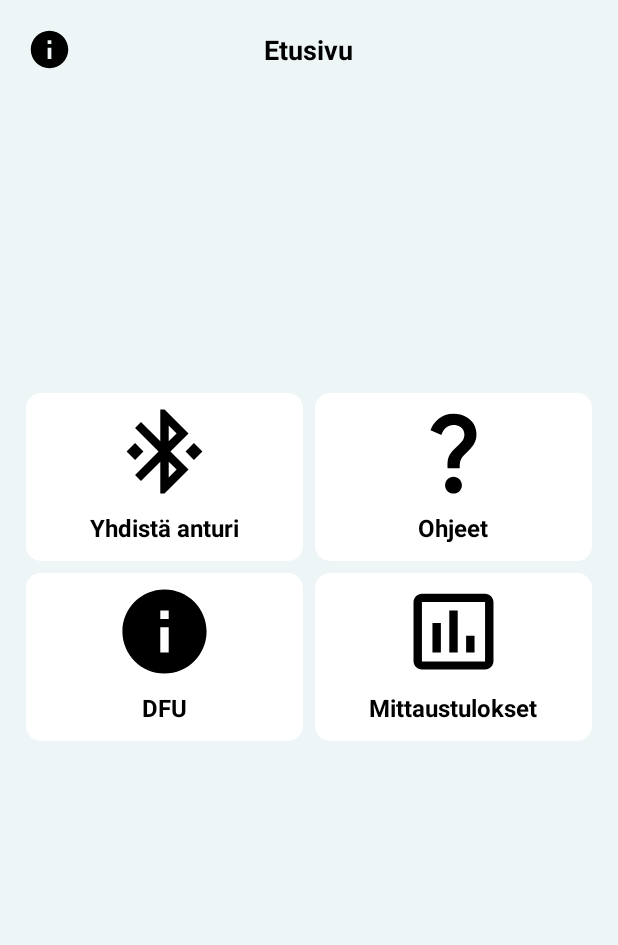
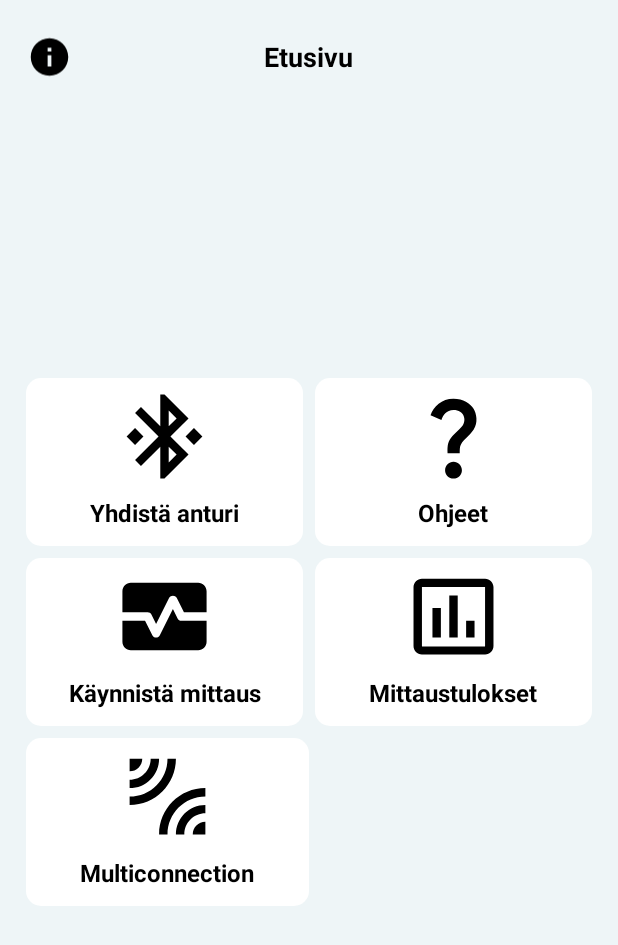
Before and after one commit to mikaelgus/scedited, an Android app: the layout activity_main_view.xml on its own in the app's theme, with its tools: preview values and no code run, on a phone screen of 412 x 824 dp. Shown: the top 945 px of the screen. Run offline under Robolectric (Android 15) with nearby library versions, the phone set to English and light mode, and no system bars.

Commit message:
Mittaustulokset- ja Yhdistä-anturi sivujen muokkaus, Käynnistä mittaus- ja Multiconnect-nappien lisäys. TODO: Mittaustulosten listan tiedostonimet + käynnistä mittaus

```diff
--- a/src/main/java/com/movesense/showcaseapp/section_07_instructions/InstructionsActivity.java
+++ b/src/main/java/com/movesense/showcaseapp/section_07_instructions/InstructionsActivity.java
@@ -18,9 +18,9 @@ import butterknife.OnClick;
 
 public class InstructionsActivity extends AppCompatActivity {
 
-    @BindView(R.id.instructions_back_button) ImageView Instructions;
+    @BindView(R.id.instructions_back_button) ImageView instructions;
 
-    @BindView(R.id.instructions_info_button) RelativeLayout Info;
+    @BindView(R.id.instructions_info_button) RelativeLayout info;
 
     @Override
     protected void onCreate(Bundle savedInstanceState) {
--- /dev/null
+++ b/src/main/res/drawable/baseline_leak_add_24.xml
@@ -0,0 +1,5 @@
+<vector android:height="24dp" android:tint="#000000"
+    android:viewportHeight="24" android:viewportWidth="24"
+    android:width="24dp" xmlns:android="http://schemas.android.com/apk/res/android">
+    <path android:fillColor="@android:color/white" android:pathData="M6,3L3,3v3c1.66,0 3,-1.34 3,-3zM14,3h-2c0,4.97 -4.03,9 -9,9v2c6.08,0 11,-4.93 11,-11zM10,3L8,3c0,2.76 -2.24,5 -5,5v2c3.87,0 7,-3.13 7,-7zM10,21h2c0,-4.97 4.03,-9 9,-9v-2c-6.07,0 -11,4.93 -11,11zM18,21h3v-3c-1.66,0 -3,1.34 -3,3zM14,21h2c0,-2.76 2.24,-5 5,-5v-2c-3.87,0 -7,3.13 -7,7z"/>
+</vector>
--- /dev/null
+++ b/src/main/res/drawable/baseline_monitor_heart_24.xml
@@ -0,0 +1,6 @@
+<vector android:height="24dp" android:tint="#000000"
+    android:viewportHeight="24" android:viewportWidth="24"
+    android:width="24dp" xmlns:android="http://schemas.android.com/apk/res/android">
+    <path android:fillColor="@android:color/white" android:pathData="M15.11,12.45L14,10.24l-3.11,6.21C10.73,16.79 10.38,17 10,17s-0.73,-0.21 -0.89,-0.55L7.38,13H2v5c0,1.1 0.9,2 2,2h16c1.1,0 2,-0.9 2,-2v-5h-6C15.62,13 15.27,12.79 15.11,12.45z"/>
+    <path android:fillColor="@android:color/white" android:pathData="M20,4H4C2.9,4 2,4.9 2,6v5h6c0.38,0 0.73,0.21 0.89,0.55L10,13.76l3.11,-6.21c0.34,-0.68 1.45,-0.68 1.79,0L16.62,11H22V6C22,4.9 21.1,4 20,4z"/>
+</vector>
--- a/src/main/res/layout/activity_main_view.xml
+++ b/src/main/res/layout/activity_main_view.xml
@@ -16,7 +16,7 @@
         <ImageView
             android:id="@+id/mainView_info_button"
             android:layout_width="50dp"
-            android:layout_height="50dp"
+            android:layout_height="60dp"
             android:padding="10dp"
             android:src="@drawable/baseline_info_24"
             android:contentDescription="@string/info"/>
@@ -38,7 +38,7 @@
         android:layout_height="match_parent"
         android:layout_marginRight="5dp"
         android:layout_marginLeft="5dp"
-        android:paddingTop="200dp">
+        android:paddingTop="180dp">
 
         <LinearLayout
             android:layout_width="match_parent"
@@ -131,9 +131,9 @@
                 android:orientation="horizontal"
                 android:weightSum="2">
 
-                <!--Käynnistä mittaus-nappi-->
+                <!--TODO Käynnistä mittaus-nappi???-->
                 <RelativeLayout
-                    android:id="@+id/mainView_dfu_Ll"
+                    android:id="@+id/mainView_start_measurement"
                     android:layout_width="0dp"
                     android:layout_height="match_parent"
                     android:layout_margin="4dp"
@@ -145,14 +145,14 @@
                     <ImageView
                         android:layout_width="match_parent"
                         android:layout_height="match_parent"
-                        android:layout_above="@id/mainView_dfu_text"
+                        android:layout_above="@id/mainView_start_measurement_text"
                         android:layout_alignParentStart="true"
                         android:layout_alignParentTop="true"
                         android:scaleType="fitCenter"
-                        android:src="@drawable/baseline_info_24" />
+                        android:src="@drawable/baseline_monitor_heart_24" />
 
                     <TextView
-                        android:id="@+id/mainView_dfu_text"
+                        android:id="@+id/mainView_start_measurement_text"
                         android:layout_width="wrap_content"
                         android:layout_height="wrap_content"
                         android:layout_alignParentLeft="true"
@@ -160,7 +160,7 @@
                         android:layout_alignParentBottom="true"
                         android:gravity="center"
                         android:padding="6dp"
-                        android:text="DFU"
+                        android:text="Käynnistä mittaus"
                         android:textColor="@android:color/black"
                         android:textSize="16sp"
                         android:textStyle="bold" />
@@ -201,6 +201,63 @@
 
                 </RelativeLayout>
             </LinearLayout>
+
+            <!--3-->
+            <LinearLayout
+                android:layout_width="match_parent"
+                android:layout_height="@dimen/mainView_card_height"
+                android:orientation="horizontal"
+                android:weightSum="2">
+
+                <!--Multiconnect-nappi-->
+                <RelativeLayout
+                    android:id="@+id/mainView_multiConnection_Ll"
+                    android:layout_width="0dp"
+                    android:layout_height="match_parent"
+                    android:layout_margin="4dp"
+                    android:layout_weight="1"
+                    android:background="@drawable/white_rounded_background"
+                    android:gravity="center"
+                    android:padding="5dp">
+
+                    <ImageView
+                        android:layout_width="match_parent"
+                        android:layout_height="match_parent"
+                        android:layout_above="@id/mainView_multiConnection_text"
+                        android:layout_alignParentStart="true"
+                        android:layout_alignParentTop="true"
+                        android:scaleType="fitCenter"
+                        android:src="@drawable/baseline_leak_add_24" />
+
+                    <TextView
+                        android:id="@+id/mainView_multiConnection_text"
+                        android:layout_width="wrap_content"
+                        android:layout_height="wrap_content"
+                        android:layout_alignParentLeft="true"
+                        android:layout_alignParentRight="true"
+                        android:layout_alignParentBottom="true"
+                        android:gravity="center"
+                        android:padding="6dp"
+                        android:text="Multiconnection"
+                        android:textColor="@android:color/black"
+                        android:textSize="16sp"
+                        android:textStyle="bold" />
+
+                </RelativeLayout>
+
+                <!--Näkymätön-nappi-->
+                <RelativeLayout
+                    android:layout_width="0dp"
+                    android:layout_height="match_parent"
+                    android:layout_margin="4dp"
+                    android:layout_weight="1"
+                    android:background="@drawable/white_rounded_background"
+                    android:gravity="center"
+                    android:padding="5dp"
+                    android:visibility="gone">
+                </RelativeLayout>
+
+            </LinearLayout>
         </LinearLayout>
     </LinearLayout>
 
--- a/src/main/res/values/styles.xml
+++ b/src/main/res/values/styles.xml
@@ -1,7 +1,7 @@
 <resources>
 
     <!-- Base application theme. -->
-    <style name="AppTheme" parent="Theme.AppCompat.Light.DarkActionBar">
+    <style name="AppTheme" parent="Theme.AppCompat.Light.NoActionBar">
         <item name="colorPrimary">@color/colorPrimary</item>
         <item name="colorPrimaryDark">@color/colorPrimaryDark</item>
         <item name="colorAccent">@color/colorAccent</item>
```
Also changed, not shown: src/main/java/com/movesense/showcaseapp/google_drive/SendLogsToGoogleDriveActivity.java (+16 -3 lines), src/main/java/com/movesense/showcaseapp/section_00_mainView/MainViewActivity.java (+5 -5 lines), src/main/java/com/movesense/showcaseapp/section_01_movesense/MovesenseActivity.java (+19 -2 lines), src/main/res/layout/activity_movesense.xml (+30 -6 lines), src/main/res/layout/activity_send_logs_to_google_drive.xml (+37 -0 lines), src/main/res/layout/item_movesense.xml (+11 -10 lines).
